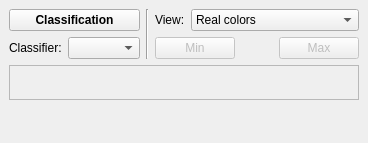
This is Polyhedron/demo/Polyhedron/Plugins/Classification/Classification_widget.ui in CGAL/cgal as Qt 5 draws it before an edit. The edited form follows.
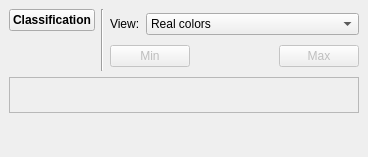
This is the edited form.

Commit message: Improve plugin with help menu + more unlocked buttons before computing features

What changed in the file:
```diff
--- a/Polyhedron/demo/Polyhedron/Plugins/Classification/Classification_widget.ui
+++ b/Polyhedron/demo/Polyhedron/Plugins/Classification/Classification_widget.ui
@@ -7,7 +7,7 @@
     <x>0</x>
     <y>0</y>
     <width>368</width>
-    <height>143</height>
+    <height>157</height>
    </rect>
   </property>
   <property name="sizePolicy">
@@ -39,28 +39,17 @@
          </widget>
         </item>
         <item>
-         <layout class="QHBoxLayout" name="horizontalLayout_3">
-          <item>
-           <widget class="QLabel" name="label_7">
-            <property name="sizePolicy">
-             <sizepolicy hsizetype="Maximum" vsizetype="Preferred">
-              <horstretch>0</horstretch>
-              <verstretch>0</verstretch>
-             </sizepolicy>
-            </property>
-            <property name="text">
-             <string>Classifier:</string>
-            </property>
-           </widget>
-          </item>
-          <item>
-           <widget class="QComboBox" name="classifier">
-            <property name="currentIndex">
-             <number>-1</number>
-            </property>
-           </widget>
-          </item>
-         </layout>
+         <spacer name="verticalSpacer_2">
+          <property name="orientation">
+           <enum>Qt::Vertical</enum>
+          </property>
+          <property name="sizeHint" stdset="0">
+           <size>
+            <width>20</width>
+            <height>40</height>
+           </size>
+          </property>
+         </spacer>
         </item>
        </layout>
       </item>
```
The commit also changes 1 other file.
